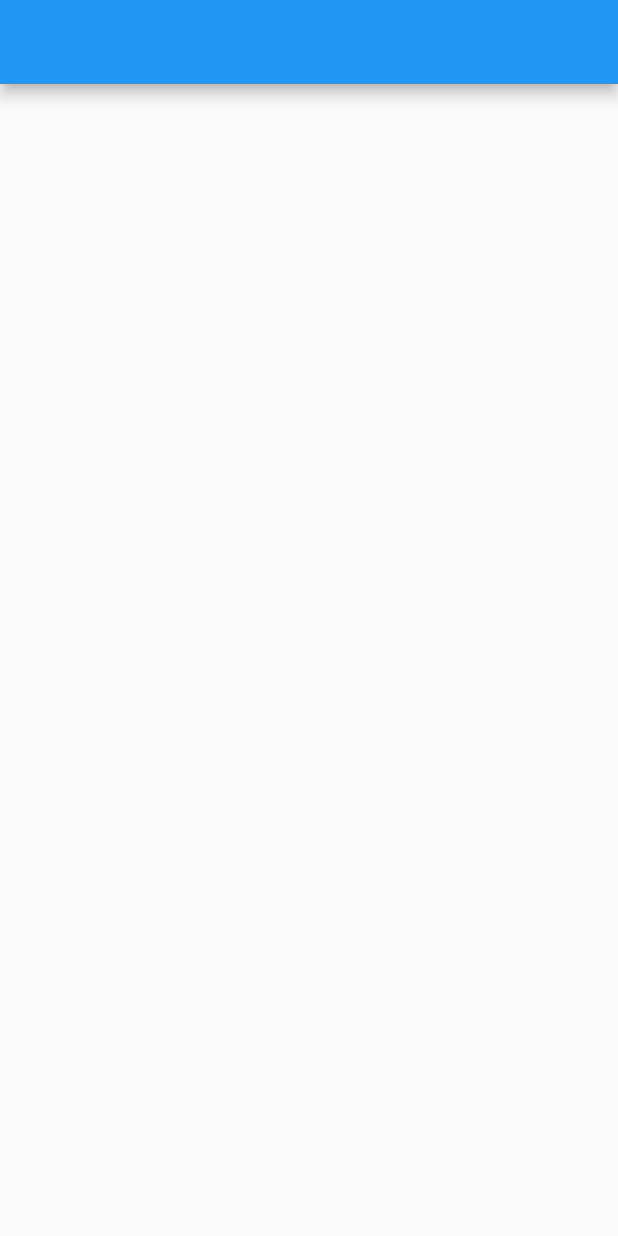
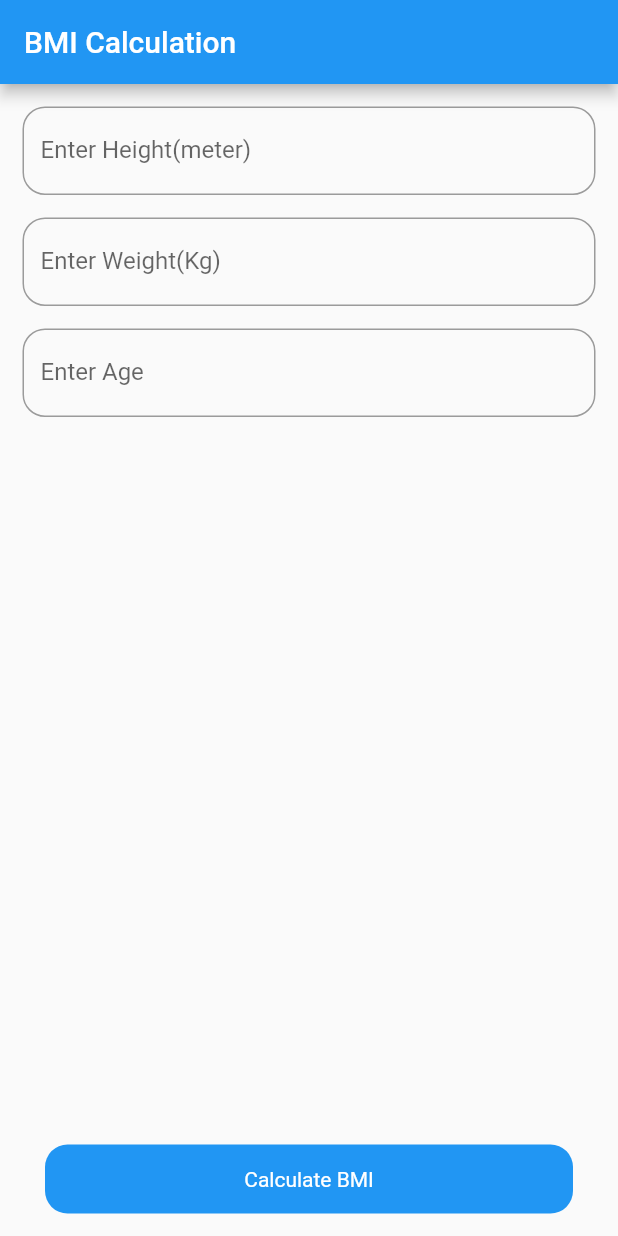
Before and after one commit to codec-akash/Trish-I, a Flutter app: the screen it shows after launch, on a phone screen of 412 x 824 dp. Run offline on Flutter 3.47's test engine with Material 2 defaults, Android fonts, the phone set to English and light mode, and no system bars.

Commit message:
BMI added

```diff
--- /dev/null
+++ b/lib/global/global.dart
@@ -0,0 +1,14 @@
+import 'package:flutter/material.dart';
+
+class Global {
+  BorderRadius textFieldBorderRadius = BorderRadius.circular(15.0);
+  BorderRadius buttonBorderRadius = BorderRadius.circular(15.0);
+
+  BorderSide textFieldBorderSide = BorderSide(
+    color: Colors.white,
+    width: 2.0,
+  );
+
+  EdgeInsetsGeometry screenPadding =
+      EdgeInsets.symmetric(horizontal: 15.0, vertical: 15.0);
+}
--- a/lib/main.dart
+++ b/lib/main.dart
@@ -1,4 +1,5 @@
 import 'package:flutter/material.dart';
+import 'package:trishi/screens/bmi_page.dart';
 import 'package:trishi/screens/home_screen.dart';
 
 void main() {
@@ -13,7 +14,7 @@ class MyApp extends StatelessWidget {
       theme: ThemeData(
         primarySwatch: Colors.blue,
       ),
-      home: HomeScreen(),
+      home: BmiEntry(),
     );
   }
 }
--- /dev/null
+++ b/lib/repository/bmi_repo.dart
@@ -0,0 +1,6 @@
+class BmiRepo {
+  double calculateBMI({required double height, required double weight}) {
+    double bmi = height / (weight * weight);
+    return bmi;
+  }
+}
--- /dev/null
+++ b/lib/screens/bmi_page.dart
@@ -0,0 +1,141 @@
+import 'package:flutter/material.dart';
+import 'package:flutter/services.dart';
+import 'package:trishi/global/global.dart';
+
+class BmiEntry extends StatefulWidget {
+  const BmiEntry({Key? key}) : super(key: key);
+
+  @override
+  _BmiEntryState createState() => _BmiEntryState();
+}
+
+class _BmiEntryState extends State<BmiEntry> {
+  final _formKey = GlobalKey<FormState>();
+
+  bool validateAge(int? age) {
+    if (age != null) {
+      if (age <= 0 || age > 110) {
+        return false;
+      }
+      return true;
+    }
+    return false;
+  }
+
+  void submitButton() {
+    var isValid = _formKey.currentState?.validate() ?? false;
+    if (isValid) {}
+  }
+
+  @override
+  Widget build(BuildContext context) {
+    return Scaffold(
+      appBar: AppBar(
+        title: Text("BMI Calculation"),
+      ),
+      body: Container(
+        padding: Global().screenPadding,
+        child: Form(
+          key: _formKey,
+          child: Column(
+            children: [
+              TextFormField(
+                decoration: InputDecoration(
+                  labelText: "Enter Height(meter)",
+                  border: OutlineInputBorder(
+                    borderSide: Global().textFieldBorderSide,
+                    borderRadius: Global().textFieldBorderRadius,
+                  ),
+                ),
+                keyboardType: TextInputType.number,
+                validator: (value) {
+                  if (value == null) {
+                    return "Enter Height!";
+                  }
+                  if (value.isEmpty) {
+                    return "Height Cannot be empty";
+                  }
+                  double height = double.tryParse(value) ?? 0.0;
+                  if (height <= 0.0) {
+                    return "Enter a Valid Height";
+                  }
+                  return null;
+                },
+              ),
+              SizedBox(height: 15),
+              TextFormField(
+                decoration: InputDecoration(
+                  labelText: "Enter Weight(Kg)",
+                  border: OutlineInputBorder(
+                    borderSide: Global().textFieldBorderSide,
+                    borderRadius: Global().textFieldBorderRadius,
+                  ),
+                ),
+                keyboardType: TextInputType.number,
+                validator: (value) {
+                  if (value == null) {
+                    return "Enter Weight!";
+                  }
+                  if (value.isEmpty) {
+                    return "Weight Cannot be empty";
+                  }
+                  double weight = double.tryParse(value) ?? 0.0;
+                  if (weight <= 0.0) {
+                    return "Enter a Valid Weight";
+                  }
+                  return null;
+                },
+              ),
+              SizedBox(height: 15),
+              TextFormField(
+                decoration: InputDecoration(
+                  labelText: "Enter Age",
+                  border: OutlineInputBorder(
+                    borderSide: Global().textFieldBorderSide,
+                    borderRadius: Global().textFieldBorderRadius,
+                  ),
+                ),
+                inputFormatters: <TextInputFormatter>[
+                  FilteringTextInputFormatter.digitsOnly
+                ],
+                keyboardType: TextInputType.number,
+                validator: (value) {
+                  if (value == null) {
+                    return "Enter Age!";
+                  }
+                  if (value.isEmpty) {
+                    return "Age Cannot be empty";
+                  }
+                  if (!validateAge(int.tryParse(value))) {
+                    return "Enter a valid Age";
+                  }
+                  return null;
+                },
+              ),
+              Spacer(),
+              InkWell(
+                child: Container(
+                  width: double.infinity,
+                  padding: EdgeInsets.symmetric(vertical: 15.0),
+                  margin: EdgeInsets.symmetric(horizontal: 15.0),
+                  decoration: BoxDecoration(
+                    color: Theme.of(context).primaryColor,
+                    borderRadius: Global().buttonBorderRadius,
+                  ),
+                  alignment: Alignment.center,
+                  child: Text(
+                    "Calculate BMI",
+                    style: TextStyle(color: Colors.white),
+                  ),
+                ),
+                onTap: () {
+                  submitButton();
+                },
+              ),
+            ],
+          ),
+        ),
+      ),
+    );
+  }
+}
```
